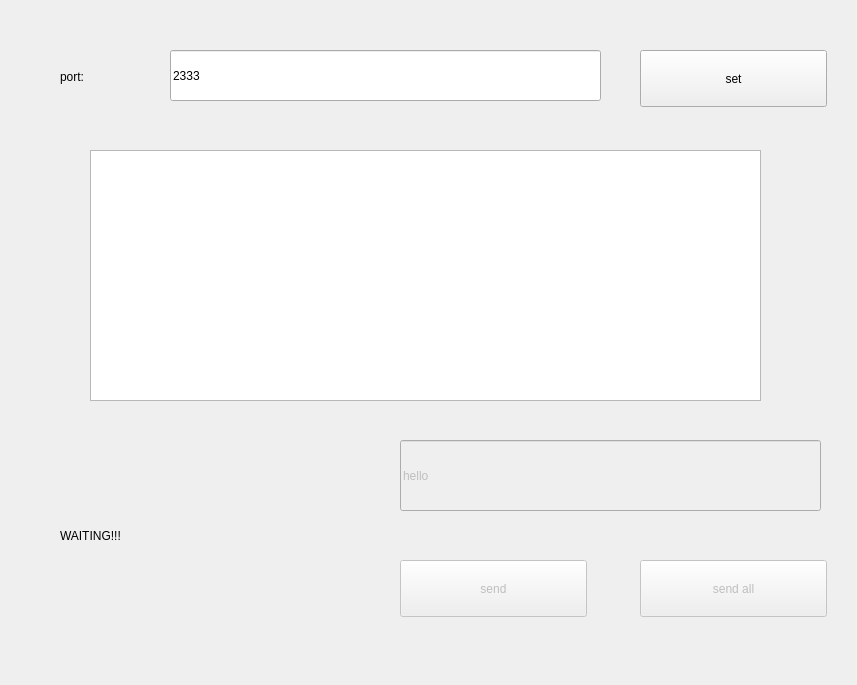
First picture: the form in project/tcp/tcpServer/tcpServer/server.ui, repository Freshield/LEARNING_QT, before the edit.
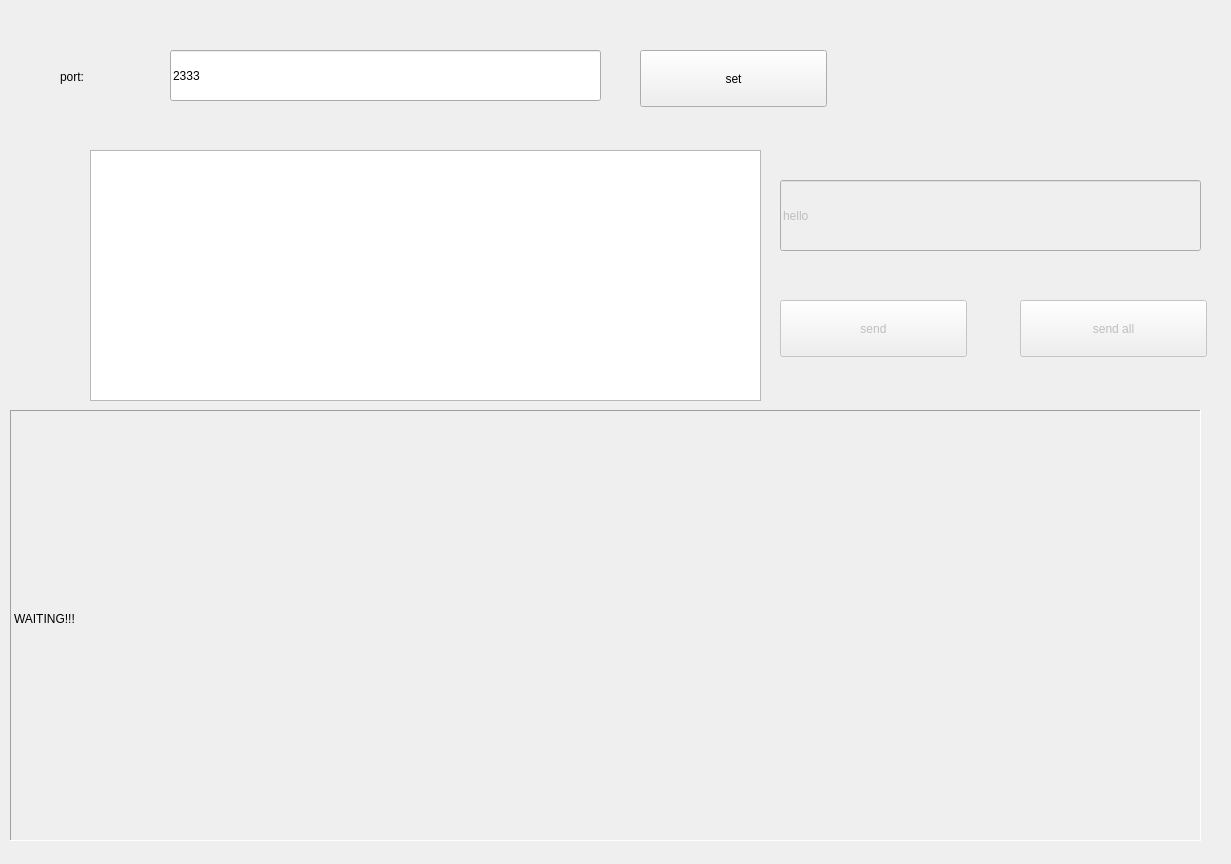
Second picture: the form after the edit.

Diff of the .ui file:
```diff
--- a/project/tcp/tcpServer/tcpServer/server.ui
+++ b/project/tcp/tcpServer/tcpServer/server.ui
@@ -6,8 +6,8 @@
    <rect>
     <x>0</x>
     <y>0</y>
-    <width>857</width>
-    <height>685</height>
+    <width>1231</width>
+    <height>864</height>
    </rect>
   </property>
   <property name="windowTitle">
@@ -16,14 +16,24 @@
   <widget class="QLabel" name="label">
    <property name="geometry">
     <rect>
-     <x>60</x>
-     <y>440</y>
-     <width>341</width>
-     <height>191</height>
+     <x>10</x>
+     <y>410</y>
+     <width>1191</width>
+     <height>431</height>
     </rect>
    </property>
+   <property name="frameShape">
+    <enum>QFrame::Panel</enum>
+   </property>
+   <property name="frameShadow">
+    <enum>QFrame::Sunken</enum>
+   </property>
    <property name="text">
-    <string>WAITING!!!</string>
+    <string>WAITING!!!
+</string>
+   </property>
+   <property name="wordWrap">
+    <bool>true</bool>
    </property>
   </widget>
   <widget class="QLineEdit" name="lineEdit">
@@ -32,8 +42,8 @@
    </property>
    <property name="geometry">
     <rect>
-     <x>400</x>
-     <y>440</y>
+     <x>780</x>
+     <y>180</y>
      <width>421</width>
      <height>71</height>
     </rect>
@@ -48,8 +58,8 @@
    </property>
    <property name="geometry">
     <rect>
-     <x>400</x>
-     <y>560</y>
+     <x>780</x>
+     <y>300</y>
      <width>187</width>
      <height>57</height>
     </rect>
@@ -113,8 +123,8 @@
    </property>
    <property name="geometry">
     <rect>
-     <x>640</x>
-     <y>560</y>
+     <x>1020</x>
+     <y>300</y>
      <width>187</width>
      <height>57</height>
     </rect>
```
Left out of the diff: 6 changed lines with no effect on the pictures.
